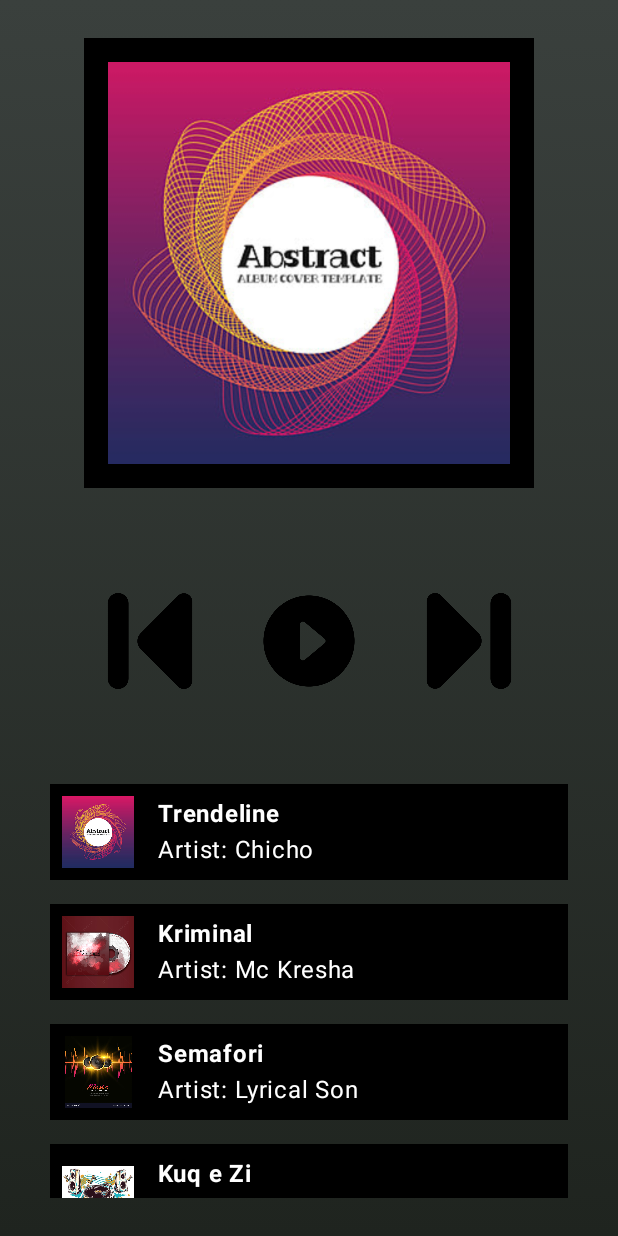
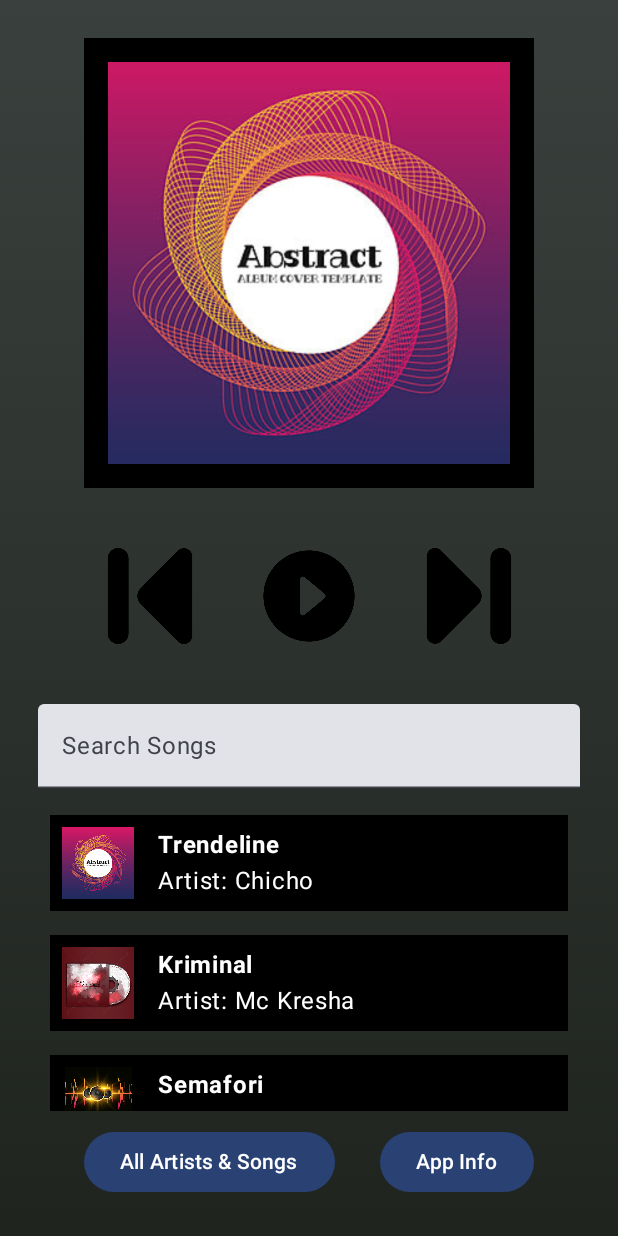
Before and after one commit to RidvanPlluzhina/MusicApplication, an Android app built with Jetpack Compose: the screen it shows after launch (MainActivity), on a phone screen of 412 x 824 dp. Run offline under Robolectric (Android 15) with nearby library versions, the light colour scheme and no system bars.

Commit message:
Added Jetpack Compose Navigation with three destinations: Music Player, App Info, and All Artists & Songs screens.

```diff
--- a/app/build.gradle.kts
+++ b/app/build.gradle.kts
@@ -41,7 +41,11 @@ android {
 
 dependencies {
 
+    // Dependency for viewModel
     implementation("androidx.lifecycle:lifecycle-viewmodel-compose:2.8.7")
+    //Dependency for navigation
+    implementation ("androidx.navigation:navigation-compose:2.5.3")
+
     implementation(libs.androidx.core.ktx)
     implementation(libs.androidx.lifecycle.runtime.ktx)
     implementation(libs.androidx.activity.compose)
@@ -50,6 +54,7 @@ dependencies {
     implementation(libs.androidx.ui.graphics)
     implementation(libs.androidx.ui.tooling.preview)
     implementation(libs.androidx.material3)
+    implementation(libs.androidx.navigation.runtime.ktx)
     testImplementation(libs.junit)
     androidTestImplementation(libs.androidx.junit)
     androidTestImplementation(libs.androidx.espresso.core)
--- a/app/src/main/java/it/unibz/engineeringofmobilesystems/musicapplication/MainActivity.kt
+++ b/app/src/main/java/it/unibz/engineeringofmobilesystems/musicapplication/MainActivity.kt
@@ -12,38 +12,46 @@ import androidx.compose.foundation.border
 import androidx.compose.foundation.clickable
 import androidx.compose.foundation.layout.*
 import androidx.compose.foundation.lazy.LazyColumn
+//import androidx.compose.foundation.lazy.LazyRow
+import androidx.compose.foundation.lazy.items
 import androidx.compose.foundation.lazy.itemsIndexed
-import androidx.compose.material3.Scaffold
-import androidx.compose.material3.Text
-import androidx.compose.runtime.Composable
-import androidx.compose.runtime.getValue
-import androidx.compose.runtime.collectAsState
+import androidx.compose.material3.*
+import androidx.compose.runtime.*
 import androidx.compose.ui.Alignment
 import androidx.compose.ui.Modifier
 import androidx.compose.ui.graphics.Brush
 import androidx.compose.ui.graphics.Color
 import androidx.compose.ui.res.painterResource
-//import androidx.compose.ui.res.stringResource
 import androidx.compose.ui.text.font.FontWeight
 //import androidx.compose.ui.tooling.preview.Preview
 import androidx.compose.ui.unit.dp
+import androidx.navigation.NavHostController
+import androidx.navigation.compose.NavHost
+import androidx.navigation.compose.composable
+import androidx.navigation.compose.rememberNavController
 import it.unibz.engineeringofmobilesystems.musicapplication.ui.theme.MusicApplicationTheme
 
 class MainActivity : ComponentActivity() {
 
-    // Using MusicViewModel
+    // This declares the MusicViewModel as a property of MainActivity.
     private val musicViewModel: MusicViewModel by viewModels()
 
+    // This is the entry point for the MainActivity when the activity is first created.
     override fun onCreate(savedInstanceState: Bundle?) {
         super.onCreate(savedInstanceState)
+        // Makes the content fill the entire screen.
         enableEdgeToEdge()
 
+        // This sets the content for the activity using Jetpack Compose.
         setContent {
             MusicApplicationTheme {
+                // NavController creation to manage navigation in the application.
+                val navController = rememberNavController()
                 Scaffold(modifier = Modifier.fillMaxSize()) { innerPadding ->
-                    MusicPlayerUI(
-                        viewModel = musicViewModel,
-                        modifier = Modifier.padding(innerPadding)
+                    NavigationComponent(
+                        navController = navController, // handles the navigation logic
+                        viewModel = musicViewModel, // provides data management for the app.
+                        modifier = Modifier.padding(innerPadding) // ensures proper padding
                     )
                 }
             }
@@ -53,6 +61,7 @@ class MainActivity : ComponentActivity() {
 @Composable
 fun MusicPlayerUI(
     viewModel: MusicViewModel,
+    navController: NavHostController,
     modifier: Modifier = Modifier
 ) {
     val currentSong by viewModel.currentSong.collectAsState()
@@ -66,6 +75,18 @@ fun MusicPlayerUI(
             Color(0xFF1F241F)  // Slightly darker shade
         )
     )
+
+    // Declares a mutable variable named searchQuery that stores the user's current search query.
+    var searchQuery by remember { mutableStateOf("") }
+
+    // Filter the list of songs based on the search query
+    val filteredSongs = if (searchQuery.isEmpty()) {
+        songs
+    } else {
+        songs.filter { song ->
+            song.title.contains(searchQuery, ignoreCase = true)
+        }
+    }
 
     // Single Column for the entire layout
     Column(
@@ -84,7 +105,7 @@ fun MusicPlayerUI(
                 .align(Alignment.CenterHorizontally) // Center the image horizontally
         )
         // The spacer is used to make empty space in our layout
-        Spacer(modifier = Modifier.height(70.dp))
+        Spacer(modifier = Modifier.height(40.dp))
 
         // Here is the row declaration for icons
         Row(
@@ -113,7 +134,7 @@ fun MusicPlayerUI(
                 modifier = Modifier
                     .size(64.dp)
                 // Uncomment if using playMusic functionality
-//                 .clickable { viewModel.playMusic() }
+                // .clickable { viewModel.playMusic() }
             )
             Image(
                 painter = painterResource(id = R.drawable.next),
@@ -131,19 +152,53 @@ fun MusicPlayerUI(
             )
         }
         // The spacer is used to make empty space in our layout
-        Spacer(modifier = Modifier.height(55.dp))
+        Spacer(modifier = Modifier.height(40.dp))
+
+        // TextField for the search bar
+        TextField(
+            value = searchQuery,
+            onValueChange = { searchQuery = it },
+            label = { Text("Search Songs") },
+            modifier = Modifier
+                .fillMaxWidth()
+                .padding(bottom = 10.dp)
+        )
 
         // LazyColumn declaration
         LazyColumn(
             modifier = Modifier
                 .fillMaxWidth()
-                .weight(1f) // This ensures that lazy column takes the remaining space
+                .weight(1f) // This ensures that LazyColumn takes the remaining space
         ) {
-            itemsIndexed(songs) { index, song ->
+            itemsIndexed(filteredSongs) { index, song ->
                 SongItem(song = song) {
                     // Play the selected song when the item is clicked
-                    viewModel.switchSong(index)
+                    val actualIndex =
+                        songs.indexOf(song) // Find the index of the song in the original list
+                    viewModel.switchSong(actualIndex)
                 }
+            }
+        }
+        // Row for navigation buttons
+        Row(
+            modifier = Modifier
+                .fillMaxWidth()
+                .padding(top = 10.dp),
+            horizontalArrangement = Arrangement.SpaceEvenly,
+            verticalAlignment = Alignment.CenterVertically
+        ) {
+            // Button to navigate to All Artists & Songs Screen
+            Button(
+                onClick = { navController.navigate("allArtistsSongs") }
+            ) {
+                Text("All Artists & Songs")
+            }
+
+            // Button to navigate to Application Info Screen
+            Button(
+                onClick = { navController.navigate("appInfo") }
+            ) {
+                Text("App Info")
             }
         }
     }
@@ -155,7 +210,7 @@ fun SongItem(song: SongClass, onClick: () -> Unit) {
     Row(
         modifier = Modifier
             .fillMaxWidth()
-            .padding(8.dp)
+            .padding(7.88.dp)
             .background(Color.Black)
             .clickable { onClick() }
     ) {
@@ -186,13 +241,84 @@ fun SongItem(song: SongClass, onClick: () -> Unit) {
     }
 }
 
+@Composable
+fun NavigationComponent(
+    navController: NavHostController,
+    viewModel: MusicViewModel,
+    modifier: Modifier = Modifier
+) {
+    NavHost(
+        navController = navController,
+        startDestination = "home"
+    ) {
+        composable("home") {
+            MusicPlayerUI(
+                viewModel = viewModel,
+                navController = navController,
+                modifier = modifier
+            )
+        }
+        composable("appInfo") {
+            AppInfoScreen(navController)
+        }
+        composable("allArtistsSongs") {
+            AllArtistsSongsScreen(viewModel, navController)
+        }
+    }
+}
+@Composable
+fun AppInfoScreen(navController: NavHostController) {
+    Column(
+        modifier = Modifier
+            .fillMaxSize()
+            .padding(40.dp)
+    ) {
+        Text("App Information", fontWeight = FontWeight.Bold)
+        Spacer(modifier = Modifier.height(16.dp))
+        Text("This app allows you to explore various songs,artist information, and more.")
+        Spacer(modifier = Modifier.height(16.dp))
+        Text("Developed by: Ridvan Plluzhina")
+        Text("Version: 1.0.0 (First One)")
+        Spacer(modifier = Modifier.height(32.dp))
+        // Back Button
+        Button(onClick = { navController.popBackStack() }) {
+            Text("Back")
+        }
+    }
+}
+@Composable
+fun AllArtistsSongsScreen(viewModel: MusicViewModel, navController: NavHostController) {
+    Column(
+        modifier = Modifier
+            .fillMaxSize()
+            .padding(40.dp)
+    ) {
+        Text("All Artists & Songs", fontWeight = FontWeight.Bold)
+        Spacer(modifier = Modifier.height(16.dp))
+
+        LazyColumn {
+            items(viewModel.songs) { song ->
+                Text(text = "Title: ${song.title} - ${song.artist}")
+            }
+        }
+
+        Spacer(modifier = Modifier.height(32.dp))
+        // Back Button
+        Button(onClick = { navController.popBackStack() }) {
+            Text("Back")
+        }
+    }
+}
+
 //@Preview(showBackground = true)
 //@Composable
 //fun MusicPlayerPreview() {
 //    val mockViewModel = MusicViewModel(Application())
 //    MusicApplicationTheme {
+//        val navController = rememberNavController()
 //        MusicPlayerUI(
-//            viewModel = mockViewModel
+//            viewModel = mockViewModel,
+//            navController = navController
 //        )
 //    }
 //}
--- a/gradle/libs.versions.toml
+++ b/gradle/libs.versions.toml
@@ -8,6 +8,7 @@ espressoCore = "3.6.1"
 lifecycleRuntimeKtx = "2.8.7"
 activityCompose = "1.9.3"
 composeBom = "2024.04.01"
+navigationRuntimeKtx = "2.8.4"
 
 [libraries]
 androidx-core-ktx = { group = "androidx.core", name = "core-ktx", version.ref = "coreKtx" }
@@ -24,6 +25,7 @@ androidx-ui-tooling-preview = { group = "androidx.compose.ui", name = "ui-toolin
 androidx-ui-test-manifest = { group = "androidx.compose.ui", name = "ui-test-manifest" }
 androidx-ui-test-junit4 = { group = "androidx.compose.ui", name = "ui-test-junit4" }
 androidx-material3 = { group = "androidx.compose.material3", name = "material3" }
+androidx-navigation-runtime-ktx = { group = "androidx.navigation", name = "navigation-runtime-ktx", version.ref = "navigationRuntimeKtx" }
 
 [plugins]
 android-application = { id = "com.android.application", version.ref = "agp" }
```
Also changed, not shown: app/src/main/java/it/unibz/engineeringofmobilesystems/musicapplication/MusicViewModel.kt (+6 -1 lines).
